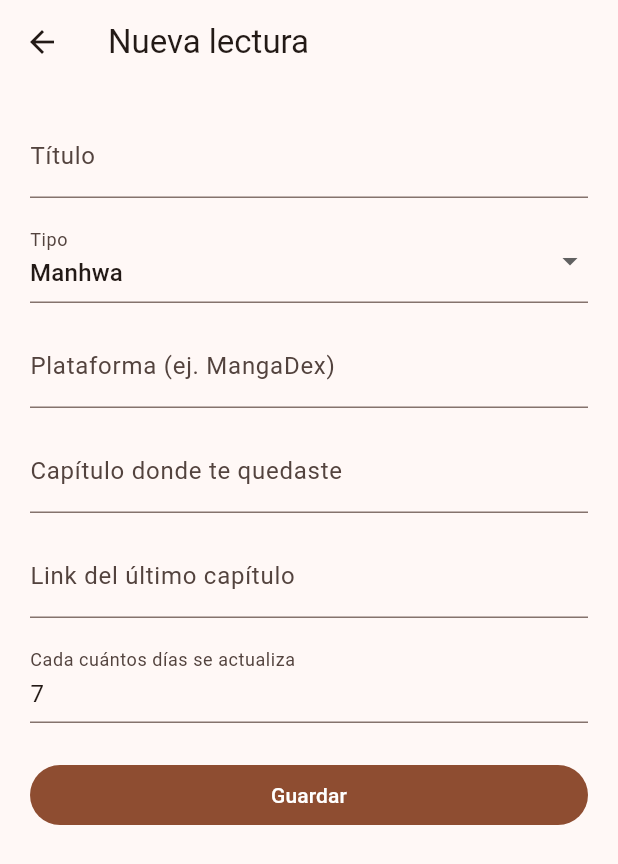
After one commit to Jaelm/hilectio, a Flutter app: the screen it shows once a user with an empty profile is signed in, after a tap on the "add" icon, on a phone screen of 412 x 824 dp. The commit adds this screen. Shown: the top 864 px of the screen. Run offline on Flutter 3.47's test engine with Material 3 defaults, Android fonts, the phone set to English and light mode, and no system bars; our stand-ins replace cloud_firestore, firebase_auth, firebase_core; accounts and stored records are empty; Roboto replaces fonts that are missing (Helvetica Neue).

Commit message:
Versión 1.1 - Se añadio la función guardar lectura

```diff
--- /dev/null
+++ b/lib/models/lectura.dart
@@ -0,0 +1,49 @@
+import 'package:cloud_firestore/cloud_firestore.dart';
+
+class Lectura {
+  final String id;
+  final String titulo;
+  final String tipo; // Manhwa, Manga, Manhua, Libro
+  final String plataforma;
+  final String capituloActual;
+  final String link;
+  final int frecuenciaDias; // cada cuántos días se actualiza
+  final DateTime actualizadoEn;
+
+  Lectura({
+    required this.id,
+    required this.titulo,
+    required this.tipo,
+    required this.plataforma,
+    required this.capituloActual,
+    required this.link,
+    required this.frecuenciaDias,
+    required this.actualizadoEn,
+  });
+
+  factory Lectura.fromDoc(DocumentSnapshot doc) {
+    final data = doc.data() as Map<String, dynamic>;
+    return Lectura(
+      id: doc.id,
+      titulo: data['titulo'] ?? '',
+      tipo: data['tipo'] ?? 'Manhwa',
+      plataforma: data['plataforma'] ?? '',
+      capituloActual: data['capituloActual'] ?? '',
+      link: data['link'] ?? '',
+      frecuenciaDias: data['frecuenciaDias'] ?? 7,
+      actualizadoEn: (data['actualizadoEn'] as Timestamp?)?.toDate() ?? DateTime.now(),
+    );
+  }
+
+  Map<String, dynamic> toMap() {
+    return {
+      'titulo': titulo,
+      'tipo': tipo,
+      'plataforma': plataforma,
+      'capituloActual': capituloActual,
+      'link': link,
+      'frecuenciaDias': frecuenciaDias,
+      'actualizadoEn': FieldValue.serverTimestamp(),
+    };
+  }
+}
--- /dev/null
+++ b/lib/screens/add_edit_lectura_screen.dart
@@ -0,0 +1,145 @@
+import 'package:flutter/material.dart';
+import 'package:cloud_firestore/cloud_firestore.dart';
+import 'package:firebase_auth/firebase_auth.dart';
+import '../models/lectura.dart';
+
+class AddEditLecturaScreen extends StatefulWidget {
+  final Lectura? lectura; // null = crear nueva, no-null = editar
+
+  const AddEditLecturaScreen({super.key, this.lectura});
+
+  @override
+  State<AddEditLecturaScreen> createState() => _AddEditLecturaScreenState();
+}
+
+class _AddEditLecturaScreenState extends State<AddEditLecturaScreen> {
+  final _formKey = GlobalKey<FormState>();
+  late TextEditingController _tituloCtrl;
+  late TextEditingController _plataformaCtrl;
+  late TextEditingController _capituloCtrl;
+  late TextEditingController _linkCtrl;
+  late TextEditingController _frecuenciaCtrl;
+  String _tipo = 'Manhwa';
+  bool _loading = false;
+
+  @override
+  void initState() {
+    super.initState();
+    final l = widget.lectura;
+    _tituloCtrl = TextEditingController(text: l?.titulo ?? '');
+    _plataformaCtrl = TextEditingController(text: l?.plataforma ?? '');
+    _capituloCtrl = TextEditingController(text: l?.capituloActual ?? '');
+    _linkCtrl = TextEditingController(text: l?.link ?? '');
+    _frecuenciaCtrl = TextEditingController(text: (l?.frecuenciaDias ?? 7).toString());
+    if (l != null) _tipo = l.tipo;
+  }
+
+  Future<void> _guardar() async {
+    if (!_formKey.currentState!.validate()) return;
+    setState(() => _loading = true);
+
+    final uid = FirebaseAuth.instance.currentUser!.uid;
+    final coleccion = FirebaseFirestore.instance
+        .collection('usuarios')
+        .doc(uid)
+        .collection('lecturas');
+
+    final datos = {
+      'titulo': _tituloCtrl.text.trim(),
+      'tipo': _tipo,
+      'plataforma': _plataformaCtrl.text.trim(),
+      'capituloActual': _capituloCtrl.text.trim(),
+      'link': _linkCtrl.text.trim(),
+      'frecuenciaDias': int.tryParse(_frecuenciaCtrl.text.trim()) ?? 7,
+      'actualizadoEn': FieldValue.serverTimestamp(),
+    };
+
+    try {
+      if (widget.lectura == null) {
+        await coleccion.add(datos);
+      } else {
+        await coleccion.doc(widget.lectura!.id).update(datos);
+      }
+      if (mounted) Navigator.pop(context);
+    } catch (e) {
+      if (mounted) {
+        ScaffoldMessenger.of(context).showSnackBar(
+          SnackBar(content: Text('Error al guardar: $e')),
+        );
+      }
+    } finally {
+      if (mounted) setState(() => _loading = false);
+    }
+  }
+
+  @override
+  Widget build(BuildContext context) {
+    return Scaffold(
+      appBar: AppBar(
+        title: Text(widget.lectura == null ? 'Nueva lectura' : 'Editar lectura'),
+      ),
+      body: SafeArea(
+        child: SingleChildScrollView(
+          padding: const EdgeInsets.all(20),
+          child: Form(
+            key: _formKey,
+            child: Column(
+              crossAxisAlignment: CrossAxisAlignment.stretch,
+              children: [
+                TextFormField(
+                  controller: _tituloCtrl,
+                  decoration: const InputDecoration(labelText: 'Título'),
+                  validator: (v) => (v == null || v.trim().isEmpty) ? 'Escribe un título' : null,
+                ),
+                const SizedBox(height: 14),
+                DropdownButtonFormField<String>(
+                  initialValue: _tipo,
+                  decoration: const InputDecoration(labelText: 'Tipo'),
+                  items: const [
+                    DropdownMenuItem(value: 'Manhwa', child: Text('Manhwa')),
+                    DropdownMenuItem(value: 'Manga', child: Text('Manga')),
+                    DropdownMenuItem(value: 'Manhua', child: Text('Manhua')),
+                    DropdownMenuItem(value: 'Libro', child: Text('Libro')),
+                    DropdownMenuItem(value: 'Otro', child: Text('Otro')),
+                  ],
+                  onChanged: (v) => setState(() => _tipo = v ?? 'Manhwa'),
+                ),
+                const SizedBox(height: 14),
+                TextFormField(
+                  controller: _plataformaCtrl,
+                  decoration: const InputDecoration(labelText: 'Plataforma (ej. MangaDex)'),
+                ),
+                const SizedBox(height: 14),
+                TextFormField(
+                  controller: _capituloCtrl,
+                  decoration: const InputDecoration(labelText: 'Capítulo donde te quedaste'),
+                ),
+                const SizedBox(height: 14),
+                TextFormField(
+                  controller: _linkCtrl,
+                  decoration: const InputDecoration(labelText: 'Link del último capítulo'),
+                  keyboardType: TextInputType.url,
+                ),
+                const SizedBox(height: 14),
+                TextFormField(
+                  controller: _frecuenciaCtrl,
+                  decoration: const InputDecoration(
+                    labelText: 'Cada cuántos días se actualiza',
+                  ),
+                  keyboardType: TextInputType.number,
+                ),
+                const SizedBox(height: 24),
+                FilledButton(
+                  onPressed: _loading ? null : _guardar,
+                  child: _loading
+                      ? const CircularProgressIndicator()
+                      : const Text('Guardar'),
+                ),
+              ],
+            ),
+          ),
+        ),
+      ),
+    );
+  }
+}
--- /dev/null
+++ b/lib/screens/biblioteca_screen.dart
@@ -0,0 +1,101 @@
+import 'package:flutter/material.dart';
+import 'package:cloud_firestore/cloud_firestore.dart';
+import 'package:firebase_auth/firebase_auth.dart';
+import 'package:url_launcher/url_launcher.dart';
+import '../models/lectura.dart';
+import 'add_edit_lectura_screen.dart';
+
+class BibliotecaScreen extends StatelessWidget {
+  const BibliotecaScreen({super.key});
+
+  Future<void> _abrirLink(BuildContext context, String link) async {
+    if (link.trim().isEmpty) return;
+    final uri = Uri.tryParse(link.trim());
+    if (uri == null || !await launchUrl(uri, mode: LaunchMode.externalApplication)) {
+      if (context.mounted) {
+        ScaffoldMessenger.of(context).showSnackBar(
+          const SnackBar(content: Text('No se pudo abrir el link')),
+        );
+      }
+    }
+  }
+
+  Future<void> _eliminar(String uid, String id) async {
+    await FirebaseFirestore.instance
+        .collection('usuarios')
+        .doc(uid)
+        .collection('lecturas')
+        .doc(id)
+        .delete();
+  }
+
+  @override
+  Widget build(BuildContext context) {
+    final uid = FirebaseAuth.instance.currentUser!.uid;
+    final stream = FirebaseFirestore.instance
+        .collection('usuarios')
+        .doc(uid)
+        .collection('lecturas')
+        .orderBy('actualizadoEn', descending: true)
+        .snapshots();
+
+    return Scaffold(
+      appBar: AppBar(title: const Text('Biblioteca')),
+      body: StreamBuilder<QuerySnapshot>(
+        stream: stream,
+        builder: (context, snapshot) {
+          if (snapshot.connectionState == ConnectionState.waiting) {
+            return const Center(child: CircularProgressIndicator());
+          }
+          final docs = snapshot.data?.docs ?? [];
+          if (docs.isEmpty) {
+            return const Center(
+              child: Text('Aún no agregas ninguna lectura.\nToca el botón + para empezar.',
+                  textAlign: TextAlign.center),
+            );
+          }
+          final lecturas = docs.map((d) => Lectura.fromDoc(d)).toList();
+          return ListView.builder(
+            padding: const EdgeInsets.all(16),
+            itemCount: lecturas.length,
+            itemBuilder: (context, i) {
+              final l = lecturas[i];
+              return Card(
+                margin: const EdgeInsets.only(bottom: 12),
+                child: ListTile(
+                  title: Text(l.titulo, style: const TextStyle(fontWeight: FontWeight.bold)),
+                  subtitle: Text('${l.tipo} · Cap. ${l.capituloActual} · ${l.plataforma}'),
+                  trailing: PopupMenuButton<String>(
+                    onSelected: (v) {
+                      if (v == 'abrir') _abrirLink(context, l.link);
+                      if (v == 'editar') {
+                        Navigator.push(
+                          context,
+                          MaterialPageRoute(builder: (_) => AddEditLecturaScreen(lectura: l)),
+                        );
+                      }
+                      if (v == 'eliminar') _eliminar(uid, l.id);
+                    },
+                    itemBuilder: (_) => const [
+                      PopupMenuItem(value: 'abrir', child: Text('Abrir link')),
+                      PopupMenuItem(value: 'editar', child: Text('Editar')),
+                      PopupMenuItem(value: 'eliminar', child: Text('Eliminar')),
+                    ],
+                  ),
+                  onTap: () => _abrirLink(context, l.link),
+                ),
+              );
+            },
+          );
+        },
+      ),
+      floatingActionButton: FloatingActionButton(
+        onPressed: () => Navigator.push(
+          context,
+          MaterialPageRoute(builder: (_) => const AddEditLecturaScreen()),
+        ),
+        child: const Icon(Icons.add),
+      ),
+    );
+  }
+}
--- a/lib/screens/home_shell.dart
+++ b/lib/screens/home_shell.dart
@@ -1,4 +1,5 @@
 import 'package:flutter/material.dart';
+import 'biblioteca_screen.dart';
 
 class HomeShell extends StatefulWidget {
   const HomeShell({super.key});
@@ -11,7 +12,7 @@ class _HomeShellState extends State<HomeShell> {
   int _index = 0;
 
   static const _screens = [
-    Center(child: Text('Biblioteca')),
+    BibliotecaScreen(),
     Center(child: Text('Descubrir')),
     Center(child: Text('Cofres')),
     Center(child: Text('Perfil')),
--- a/pubspec.yaml
+++ b/pubspec.yaml
@@ -37,6 +37,7 @@ dependencies:
   firebase_core: ^5.0.0
   firebase_auth: ^7.0.0
   cloud_firestore: ^7.0.0
+  url_launcher: ^6.3.1
 
 dev_dependencies:
   flutter_test:
```
Also changed, not shown: pubspec.lock, 5 other files.
